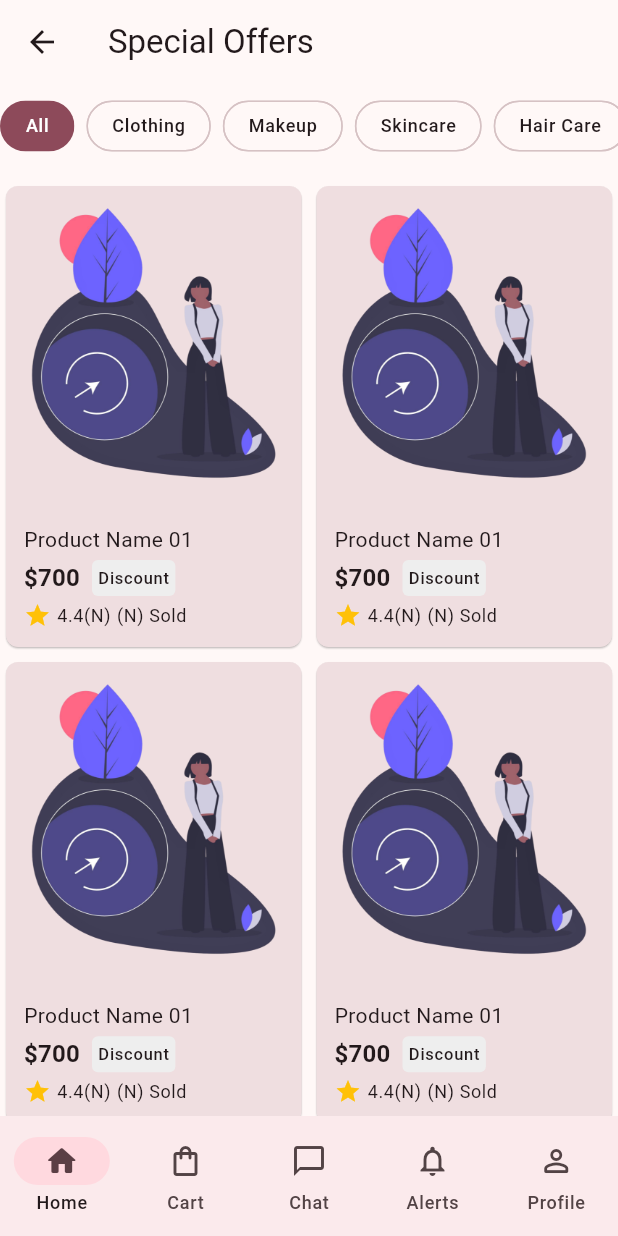
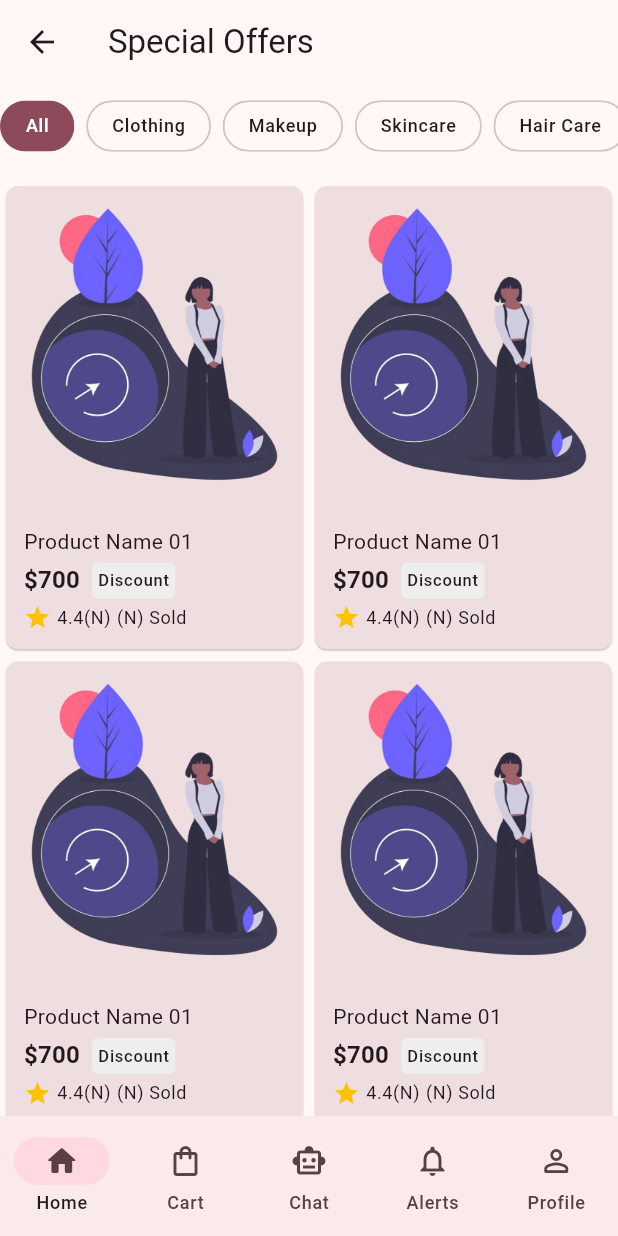
Before and after one commit to eedu7/lumio, a Flutter app: the screen it shows after launch, after a tap on "See All", on a phone screen of 412 x 824 dp. Run offline on Flutter 3.47's test engine with Material 3 defaults, Android fonts, the light colour scheme and no system bars; our stand-ins replace email_validator, flutter_dotenv, go_router, supabase_flutter; accounts and stored records are empty; network calls fail.

Commit message:
feat: Implement navigation from special offers to a filtered product view
- Update `SpecialOffers` to be tappable, navigating to the `CategoryPage`.
- Add a `discount` parameter to the category route to filter products.
- Modify `CategoryPage` to accept and utilize the new `discount` parameter.
- Update the "Chat" icon in the main navigation to a "smart toy" icon.
- Remove spacing properties (`crossAxisSpacing`, `mainAxisSpacing`) from the `ProductCatalog` grid.

```diff
--- a/frontend/lib/core/config/app_router.dart
+++ b/frontend/lib/core/config/app_router.dart
@@ -60,6 +60,8 @@ final GoRouter appRouter = GoRouter(
                   builder: (BuildContext context, GoRouterState state) {
                     final qKey = state.uri.queryParameters[AppRoutes.qKey]!;
                     final qValue = state.uri.queryParameters[AppRoutes.qValue]!;
+                    final discount =
+                        state.uri.queryParameters[AppRoutes.discountKey] ?? '';
 
                     final bool showCategoryButton =
                         qKey == AppRoutes.collection;
@@ -67,6 +69,7 @@ final GoRouter appRouter = GoRouter(
                     return CategoryPage(
                       qKey: qKey,
                       qValue: qValue,
+                      discount: discount,
                       showCategoryButton: showCategoryButton,
                     );
                   },
--- a/frontend/lib/core/constants/app_routes.dart
+++ b/frontend/lib/core/constants/app_routes.dart
@@ -32,6 +32,7 @@ class AppRoutes {
   // Allowed category query keys (IMPORTANT)
   static const String categoryName = 'categoryName';
   static const String collection = 'collection';
+  static const String discountKey = 'discount';
 
   // Product Detail
   static const String productDetailPattern = 'product/:productId';
@@ -39,10 +40,14 @@ class AppRoutes {
   // Helpers
   static String productDetails(String productId) => '/$productId';
 
-  static String categoryProducts({required String key, required String value}) {
+  static String categoryProducts({
+    required String key,
+    required String value,
+    String discount = '',
+  }) {
     final uri = Uri(
       path: category,
-      queryParameters: {qKey: key, qValue: value},
+      queryParameters: {qKey: key, qValue: value, discountKey: discount},
     );
     return uri.toString();
   }
--- a/frontend/lib/core/widgets/main_scaffold.dart
+++ b/frontend/lib/core/widgets/main_scaffold.dart
@@ -30,8 +30,8 @@ class MainScaffold extends StatelessWidget {
             label: 'Cart',
           ),
           NavigationDestination(
-            icon: Icon(Icons.chat_bubble_outline),
-            selectedIcon: Icon(Icons.chat_bubble),
+            icon: Icon(Icons.smart_toy_outlined),
+            selectedIcon: Icon(Icons.smart_toy),
             label: 'Chat',
           ),
           NavigationDestination(
--- a/frontend/lib/features/categories/pages/category_page.dart
+++ b/frontend/lib/features/categories/pages/category_page.dart
@@ -6,12 +6,14 @@ import 'package:go_router/go_router.dart';
 class CategoryPage extends StatefulWidget {
   final String qKey;
   final String qValue;
+  final String discount;
   final bool showCategoryButton;
 
   const CategoryPage({
     super.key,
     required this.qKey,
     required this.qValue,
+    required this.discount,
     required this.showCategoryButton,
   });
 
--- a/frontend/lib/features/home/presentations/widgets/product_catalog.dart
+++ b/frontend/lib/features/home/presentations/widgets/product_catalog.dart
@@ -19,8 +19,6 @@ class _ProductCatalogState extends State<ProductCatalog> {
         shrinkWrap: true,
         physics: const NeverScrollableScrollPhysics(),
         primary: false,
-        crossAxisSpacing: 2.0,
-        mainAxisSpacing: 2.0,
         crossAxisCount: 2,
         children: List.generate(12, (index) => ProductCard()),
       ),
--- a/frontend/lib/features/home/presentations/widgets/special_offers.dart
+++ b/frontend/lib/features/home/presentations/widgets/special_offers.dart
@@ -1,5 +1,7 @@
 import 'package:flutter/material.dart';
+import 'package:frontend/core/constants/app_routes.dart';
 import 'package:frontend/features/home/presentations/widgets/special_offer_card.dart';
+import 'package:go_router/go_router.dart';
 
 class SpecialOffers extends StatefulWidget {
   const SpecialOffers({super.key});
@@ -15,12 +17,24 @@ class _SpecialOffersState extends State<SpecialOffers> {
       height: 196.0,
       width: double.infinity,
       child: CarouselView.weighted(
+        onTap: (int index) {
+          context.push(
+            AppRoutes.categoryProducts(
+              key: AppRoutes.collection,
+              value: 'Special Offer: ${index}',
+              discount: '30',
+            ),
+          );
+        },
         flexWeights: <int>[1],
         shrinkExtent: 256,
         scrollDirection: Axis.horizontal,
         itemSnapping: true,
         children: List.generate(5, (int index) {
-          return SpecialOfferCard(index: index);
+          return InkWell(
+            onTap: () => {debugPrint('Clicked')},
+            child: SpecialOfferCard(index: index),
+          );
         }),
       ),
     );
```
